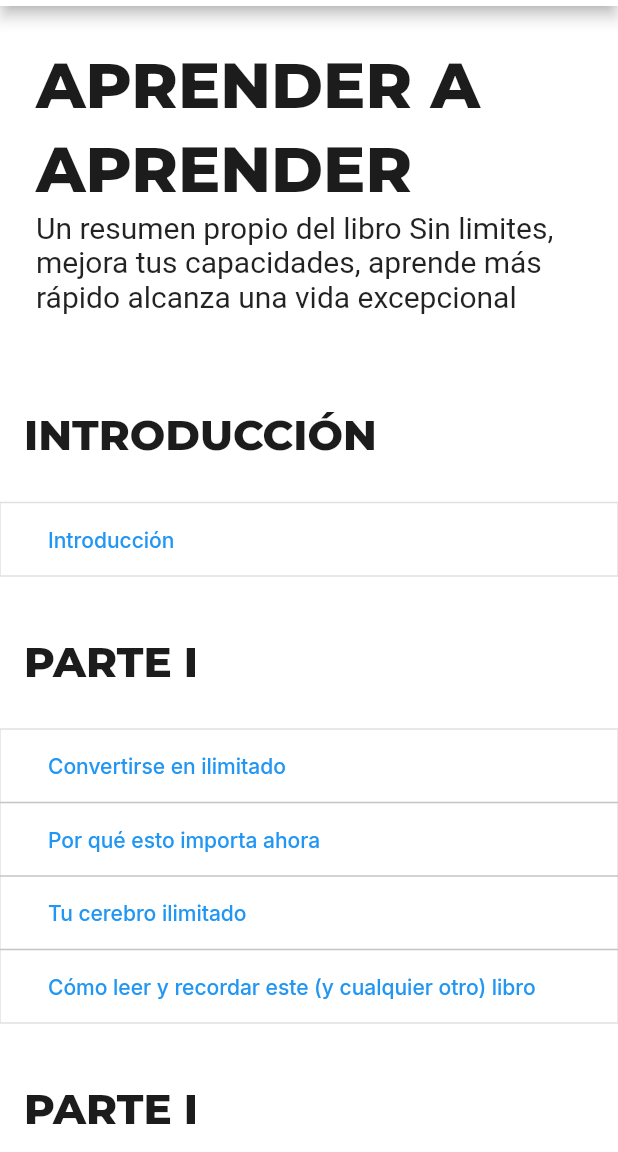
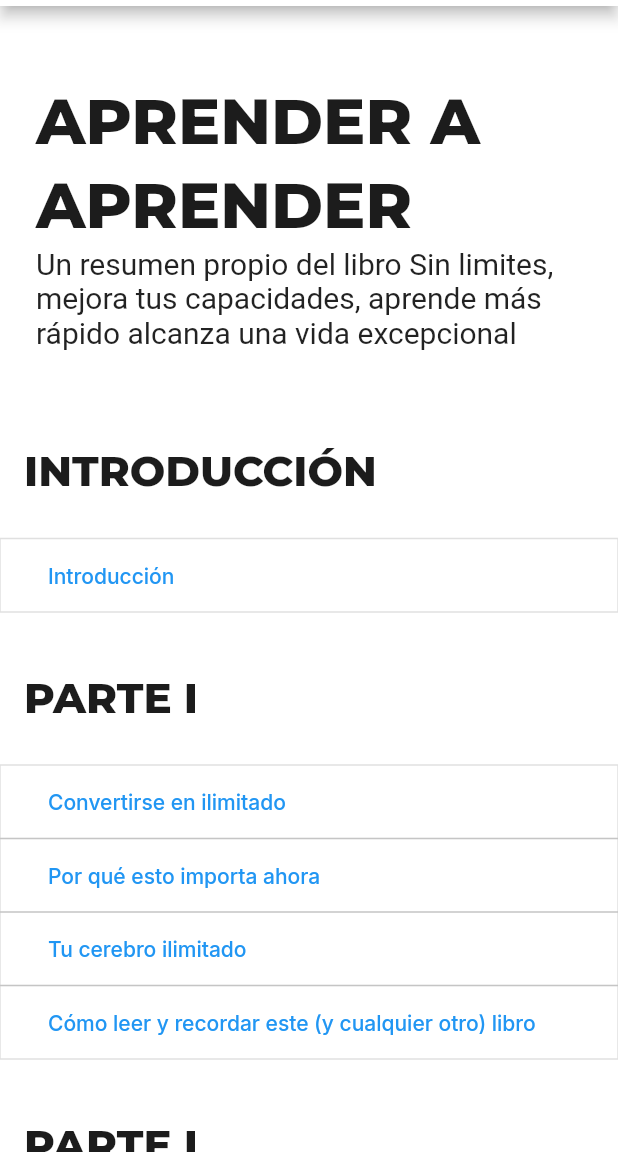
Before and after one commit to themonkslab/the_monsklab_web, a Flutter app: the screen it shows after launch, after a tap on "Aprender a aprender", on a phone screen of 412 x 824 dp, the part 84-1236 px from its top. Run offline on Flutter 3.47's test engine with Material 2 defaults, Android fonts, the phone set to English and light mode, and no system bars; our stand-ins replace beamer, flutter_markdown, flutter_svg, google_fonts.

Commit message:
fix AppResponsiveScaffold so not showing scrollbar separated from laterals

```diff
--- a/lib/src/features/archive/presentation/view.dart
+++ b/lib/src/features/archive/presentation/view.dart
@@ -17,12 +17,12 @@ class ArchiveView extends StatelessWidget {
         screenType == ScreenType.phone || screenType == ScreenType.tablet;
 
     return AppResponsiveScaffold(
-        child: SingleChildScrollView(
         child: Padding(
-        padding: padH8,
+      padding: isPhoneOrTablet ? padH8 : padH24,
       child: Column(
         mainAxisAlignment: MainAxisAlignment.start,
         children: [
+          gapH48,
           Text(archiveViewTitle,
               style: isPhoneOrTablet
                   ? AppTextStyles.h1HeaderPhone
@@ -59,7 +59,6 @@ class ArchiveView extends StatelessWidget {
           )
         ],
       ),
-      ),
     ));
   }
 }
--- a/lib/src/features/course/presentation/view.dart
+++ b/lib/src/features/course/presentation/view.dart
@@ -21,9 +21,9 @@ class CourseView extends StatelessWidget {
     final courseSections = course.content;
 
     return AppResponsiveScaffold(
-        child: ListView(
+        child: Column(
       children: <Widget>[
-        gapH24,
+        gapH48,
         Padding(
           padding: padH24,
           child: Text(course.title.toUpperCase(), style: AppTextStyles.h1),
--- a/lib/src/ui/widgets/responsive_scaffold.dart
+++ b/lib/src/ui/widgets/responsive_scaffold.dart
@@ -4,6 +4,9 @@ import 'package:the_monkslab_web/src/ui/_index.dart';
 import 'package:the_monkslab_web/src/utils/_index.dart';
 
 class AppResponsiveScaffold extends StatelessWidget {
+  /// A Scaffold with AppAppBar that centers information imposing a large container if isDesktopOrLarge
+  ///
+  /// __How to use__: add Column (with Padding if needed) as child. The scroll behavior is applyied by this component
   const AppResponsiveScaffold({Key? key, required this.child})
       : super(key: key);
   final Widget child;
@@ -15,12 +18,17 @@ class AppResponsiveScaffold extends StatelessWidget {
         screenType == ScreenType.desktop || screenType == ScreenType.large;
     final isTablet = screenType == ScreenType.tablet;
 
-    return Scaffold(
+    return Center(
+      child: Scaffold(
         appBar: AppAppBar(
           title: appTitle.toUpperCase(),
         ),
-      body: Center(
-        child: SizedBox(
+        body: SizedBox(
+          width: double.infinity,
+          child: SingleChildScrollView(
+            child: Column(
+              children: [
+                SizedBox(
                   width: isDesktopOrLarge
                       ? AppSizes.largeContentContainer
                       : isTablet
@@ -28,6 +36,10 @@ class AppResponsiveScaffold extends StatelessWidget {
                           : double.infinity,
                   child: child,
                 ),
+              ],
+            ),
+          ),
+        ),
       ),
     );
   }
```
Lines whose indentation alone changed are shown as unchanged.
